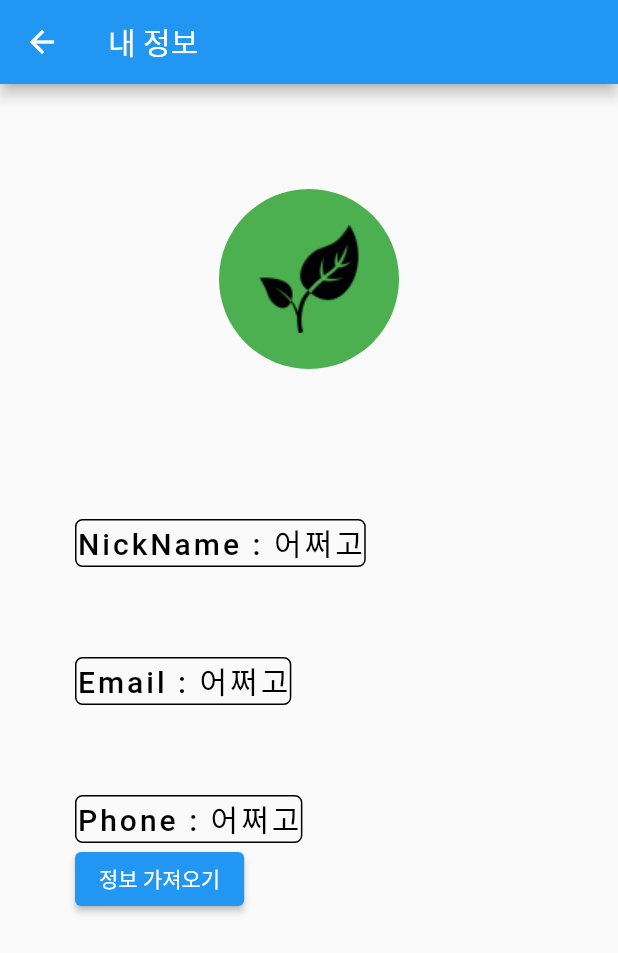
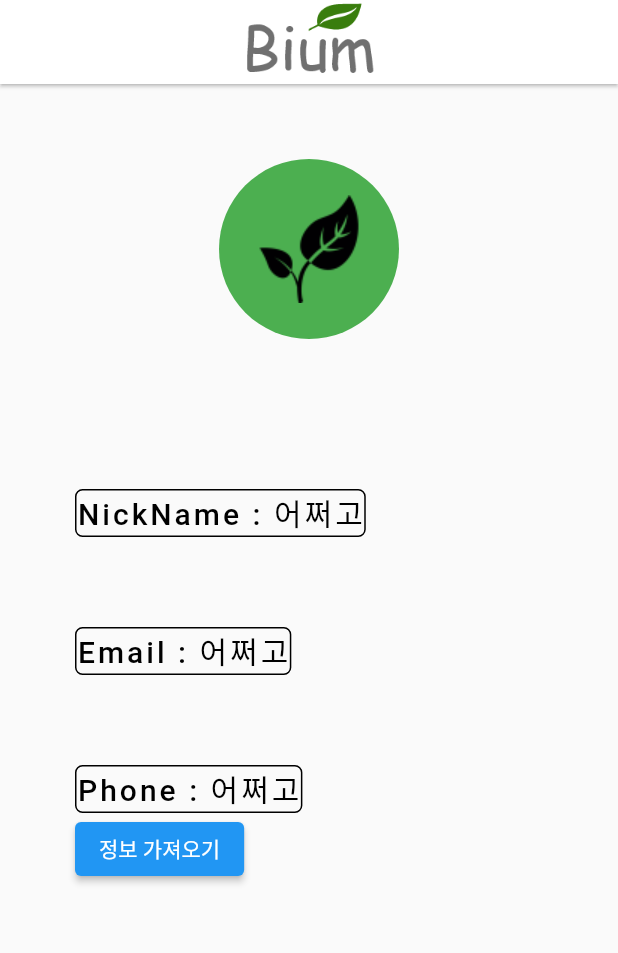
Before and after one commit to gdsckoreahackathon2022/11_HEO, a Flutter app: the info screen opened directly, on a phone screen of 412 x 824 dp. Shown: the top 953 px of the screen. Run offline on Flutter 3.47's test engine with Material 2 defaults, Android fonts, the phone set to English and light mode, and no system bars; our stand-ins replace card_swiper, cloud_firestore, firebase_auth, firebase_core, firebase_storage, fluttertoast and 5 more; missing offline and left inert: flutter_tesseract_ocr, multi_image_picker2; accounts and stored records are empty.

Commit message:
예린02:16

```diff
--- a/lib/controller/bottom_navigation_page_controller.dart
+++ b/lib/controller/bottom_navigation_page_controller.dart
@@ -3,11 +3,12 @@ import 'package:get/get.dart';
 import 'package:study/screens/add_list/add_list_screen.dart';
 import 'package:study/screens/home/home_screen.dart';
 import 'package:study/screens/post/post_screen.dart';
+import 'package:study/screens/mypage/info.dart';
 
 class BottomNavigationPageController extends GetxController {
   final currentIndex = 0.obs;
 
-  List<dynamic> _screen = [HomeScreen(), PostScreen(), PostScreen()];
+  List<dynamic> _screen = [HomeScreen(), PostScreen(), info()];
 
   Widget get currentPage => _screen[currentIndex.value]; // currentIndex.value에 따라서 page 전환
 
--- a/lib/screens/mypage/info.dart
+++ b/lib/screens/mypage/info.dart
@@ -16,15 +16,22 @@ class _infoState extends State<info> {
   Widget build(BuildContext context) {
     return Scaffold(
       appBar: AppBar(
-        title: const Text("내 정보"),
+        backgroundColor: Colors.white,
+        elevation: 1.0,
+        title: Image.asset(
+              'assets/logo_img.png',
+              width: 90,
             ),
-      body: Container(
+            centerTitle: true,
+      ),
+      body: SingleChildScrollView(
+        child: Container(
           padding: EdgeInsets.all(50),
           child: Column(
             crossAxisAlignment: CrossAxisAlignment.start,
             children: [
               const SizedBox(
-              height: 20,
+                height: 0,
               ),
               Center(
                 child: CircleAvatar(
@@ -71,6 +78,7 @@ class _infoState extends State<info> {
             ],
           ),
         ),
+      ),
     );
   }
 
--- a/lib/screens/post/post_screen.dart
+++ b/lib/screens/post/post_screen.dart
@@ -206,7 +206,7 @@ class PostScreenState extends State<PostScreen> {
                                 )
                               : Container(),
                           // 가격
-                          Text("${resPrice}원",
+                          Text("${resPrice}won",
                               style: TextStyle(
                                 fontSize: 17,
                                 fontWeight: FontWeight.bold,
```
Also changed, not shown: lib/screens/home/home_dialog.dart (+16 -5 lines). Lines whose indentation alone changed are shown as unchanged.
